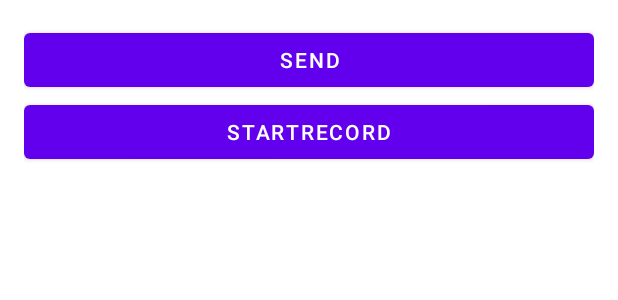
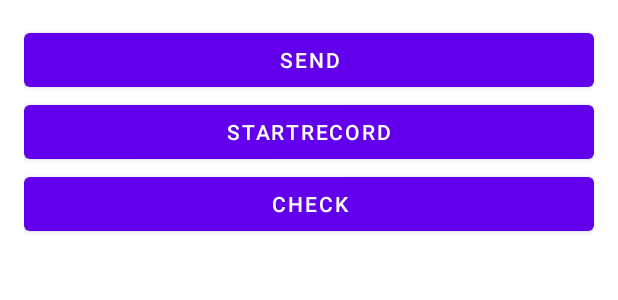
Before and after one commit to koi2000/Android-audio-test, an Android app: the layout vosk.xml on its own in the app's theme, with its tools: preview values and no code run, on a phone screen of 412 x 824 dp. Shown: the top 300 px of the screen. Run offline under Robolectric (Android 15) with nearby library versions, the phone set to English and light mode, and no system bars.

Commit message:
跳过问题为解决

```diff
--- a/app/src/main/res/layout/vosk.xml
+++ b/app/src/main/res/layout/vosk.xml
@@ -15,6 +15,13 @@
         android:layout_width="match_parent"
         android:layout_height="wrap_content"
         android:text="@string/startRe"/>
+
+
+    <Button
+        android:layout_width="match_parent"
+        android:layout_height="wrap_content"
+        android:text="check"
+        android:onClick="check"/>
 
     <!--
     <ToggleButton
```
Also changed, not shown: app/src/main/java/com/example/testproject/MainActivity4.java (+21 -4 lines).
